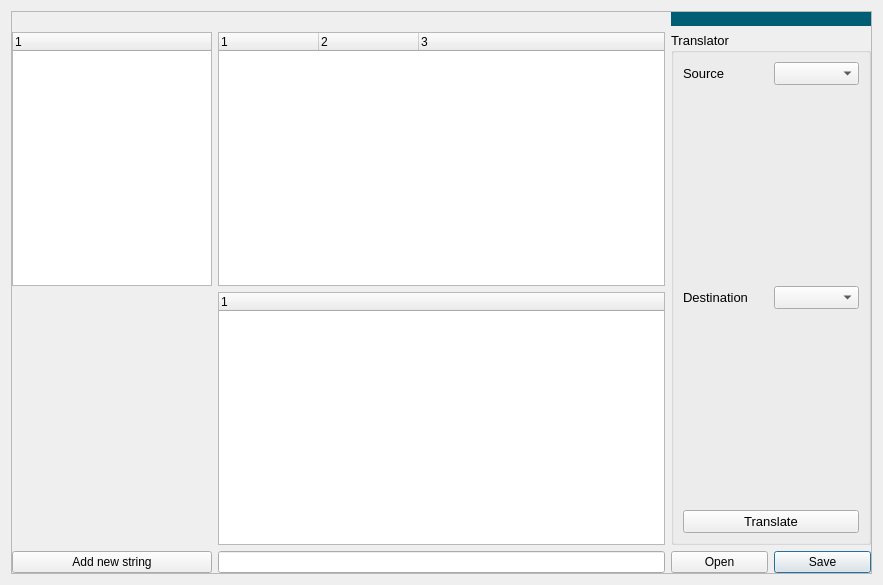
Qt form apps/Translator/Translator_GUI.ui (bellonemauro/Labonatip2.0) before a commit.
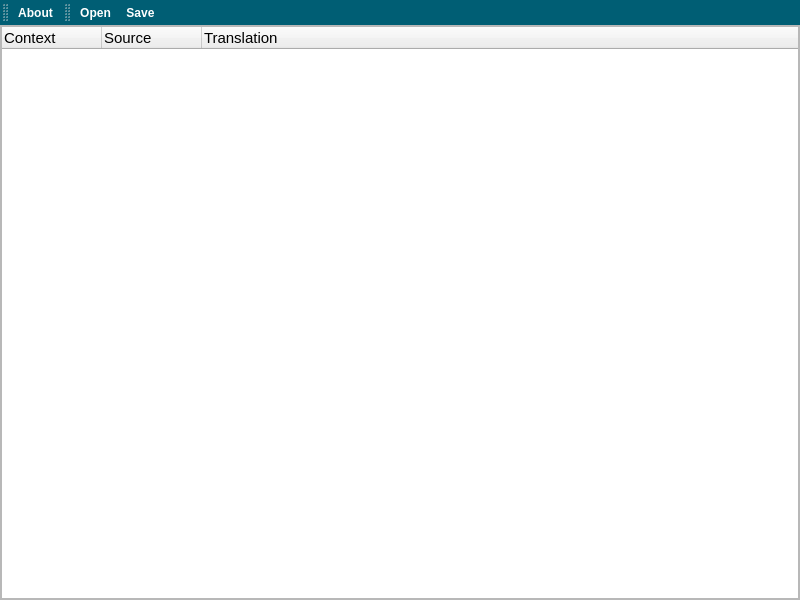
The same form after that commit. Icons and pictures are not drawn.

Commit message: working on translation tool

```diff
--- a/apps/Translator/Translator_GUI.ui
+++ b/apps/Translator/Translator_GUI.ui
@@ -1,39 +1,61 @@
 <?xml version="1.0" encoding="UTF-8"?>
 <ui version="4.0">
- <author>Mauro Bellone</author>
- <class>Translator_GUI</class>
- <widget class="QDialog" name="Translator_GUI">
-  <property name="windowModality">
-   <enum>Qt::WindowModal</enum>
-  </property>
+ <class>MainWindow</class>
+ <widget class="QMainWindow" name="MainWindow">
   <property name="geometry">
    <rect>
     <x>0</x>
     <y>0</y>
-    <width>883</width>
-    <height>585</height>
+    <width>800</width>
+    <height>600</height>
    </rect>
   </property>
-  <property name="sizePolicy">
-   <sizepolicy hsizetype="Expanding" vsizetype="Expanding">
-    <horstretch>0</horstretch>
-    <verstretch>0</verstretch>
-   </sizepolicy>
-  </property>
-  <property name="minimumSize">
-   <size>
-    <width>100</width>
-    <height>100</height>
-   </size>
-  </property>
   <property name="windowTitle">
    <string>Console</string>
   </property>
-  <property name="modal">
-   <bool>true</bool>
+  <property name="styleSheet">
+   <string notr="true">QToolButton:!hover {
+background-color:rgb(0, 94, 116);
+color:rgb(255,255,255);
+font-size: 9pt;
+font-weight: 900;
+}
+
+QToolButton:disabled {
+background-color:rgb(0, 94, 116);
+color:rgb(0,134,156);
+font-size: 9pt;
+font-weight: 900;
+}
+
+
+
+QToolBar {
+background-color:rgb(0, 94, 116);
+color:rgb(255,255,255);
+font-size: 9pt;
+border:0;
+font-weight: 900;
+}</string>
   </property>
-  <layout class="QGridLayout" name="gridLayout_3">
-   <item row="2" column="0">
+  <widget class="QWidget" name="centralwidget">
+   <layout class="QGridLayout" name="gridLayout">
+    <property name="leftMargin">
+     <number>0</number>
+    </property>
+    <property name="topMargin">
+     <number>0</number>
+    </property>
+    <property name="rightMargin">
+     <number>0</number>
+    </property>
+    <property name="bottomMargin">
+     <number>0</number>
+    </property>
+    <property name="spacing">
+     <number>0</number>
+    </property>
+    <item row="0" column="0">
     <widget class="QScrollArea" name="scrollArea">
      <property name="sizePolicy">
       <sizepolicy hsizetype="Expanding" vsizetype="Expanding">
@@ -61,8 +83,8 @@
        <rect>
         <x>0</x>
         <y>0</y>
-        <width>859</width>
-        <height>561</height>
+         <width>798</width>
+         <height>540</height>
        </rect>
       </property>
       <property name="sizePolicy">
@@ -95,226 +117,114 @@
        </property>
        <item row="0" column="0">
         <layout class="QGridLayout" name="gridLayout_2">
-         <item row="3" column="1">
-          <widget class="QLineEdit" name="lineEdit_writeData"/>
-         </item>
-         <item row="3" column="3">
-          <widget class="QPushButton" name="pushButton_save">
-           <property name="toolTip">
-            <string>Disconnect from the active COM port</string>
-           </property>
-           <property name="whatsThis">
-            <string>Disconnect from the active COM port</string>
-           </property>
-           <property name="text">
-            <string>Save</string>
-           </property>
-          </widget>
-         </item>
-         <item row="3" column="0">
-          <widget class="QPushButton" name="pushButton_se">
-           <property name="toolTip">
-            <string>Send the string in the line -&gt;</string>
-           </property>
-           <property name="whatsThis">
-            <string>Send the string in the line -&gt;</string>
-           </property>
-           <property name="text">
-            <string>Add new string</string>
-           </property>
-          </widget>
-         </item>
-         <item row="0" column="2" colspan="2">
-          <widget class="QLabel" name="label_7">
-           <property name="maximumSize">
-            <size>
-             <width>250</width>
-             <height>70</height>
-            </size>
-           </property>
-           <property name="styleSheet">
-            <string notr="true">background-color: rgb(0, 94, 116);</string>
-           </property>
-           <property name="text">
-            <string/>
-           </property>
-           <property name="pixmap">
-            <pixmap resource="resources.qrc">:/icons/fluicell_logo_BIG.png</pixmap>
-           </property>
-           <property name="scaledContents">
+          <item row="1" column="0" rowspan="3" colspan="2">
+           <widget class="QTreeWidget" name="treeWidget">
+            <property name="font">
+             <font>
+              <pointsize>11</pointsize>
+             </font>
+            </property>
+            <property name="editTriggers">
+             <set>QAbstractItemView::DoubleClicked</set>
+            </property>
+            <property name="alternatingRowColors">
             <bool>true</bool>
            </property>
-          </widget>
-         </item>
-         <item row="1" column="2" rowspan="2" colspan="2">
-          <widget class="QGroupBox" name="groupBox_language">
-           <property name="sizePolicy">
-            <sizepolicy hsizetype="Expanding" vsizetype="Expanding">
-             <horstretch>0</horstretch>
-             <verstretch>0</verstretch>
-            </sizepolicy>
-           </property>
-           <property name="minimumSize">
-            <size>
-             <width>200</width>
-             <height>0</height>
-            </size>
-           </property>
-           <property name="maximumSize">
-            <size>
-             <width>500</width>
-             <height>16777215</height>
-            </size>
-           </property>
-           <property name="font">
-            <font>
-             <pointsize>10</pointsize>
-            </font>
-           </property>
-           <property name="title">
-            <string>Translator </string>
-           </property>
-           <layout class="QGridLayout" name="gridLayout">
-            <item row="10" column="0" colspan="2">
-             <spacer name="verticalSpacer">
-              <property name="orientation">
-               <enum>Qt::Vertical</enum>
-              </property>
-              <property name="sizeHint" stdset="0">
-               <size>
-                <width>20</width>
-                <height>40</height>
-               </size>
-              </property>
-             </spacer>
-            </item>
-            <item row="8" column="0">
-             <widget class="QLabel" name="label">
-              <property name="font">
-               <font>
-                <pointsize>10</pointsize>
-               </font>
-              </property>
+            <column>
               <property name="text">
-               <string>Destination</string>
-              </property>
-             </widget>
-            </item>
-            <item row="1" column="0">
-             <widget class="QLabel" name="label_6">
-              <property name="font">
-               <font>
-                <pointsize>10</pointsize>
-               </font>
-              </property>
+              <string notr="true">Context</string>
+             </property>
+            </column>
+            <column>
               <property name="text">
                <string>Source</string>
               </property>
-             </widget>
-            </item>
-            <item row="1" column="1">
-             <widget class="QComboBox" name="comboBox_source">
-              <property name="toolTip">
-               <string>&lt;html&gt;&lt;head/&gt;&lt;body&gt;&lt;p&gt;Port name COM1 ... N &lt;br/&gt;Display the available port only;&lt;/p&gt;&lt;p&gt;Select the port to see device details below.&lt;/p&gt;&lt;/body&gt;&lt;/html&gt;</string>
-              </property>
-             </widget>
-            </item>
-            <item row="8" column="1">
-             <widget class="QComboBox" name="comboBox_destination">
-              <property name="toolTip">
-               <string>&lt;html&gt;&lt;head/&gt;&lt;body&gt;&lt;p&gt;The baud rate is the speed of communication in bit/s&lt;br/&gt;Supported values : 1200; 2400; 4800; 9600; 19200; 38400; 57600; 115200 bit/s&lt;br/&gt;&lt;span style=&quot; font-weight:600;&quot;&gt;Default value:&lt;/span&gt; 9600&lt;/p&gt;&lt;/body&gt;&lt;/html&gt;</string>
-              </property>
-              <property name="currentIndex">
-               <number>-1</number>
-              </property>
-             </widget>
-            </item>
-            <item row="11" column="0" colspan="2">
-             <widget class="QPushButton" name="pushButton_translate">
+            </column>
+            <column>
               <property name="text">
-               <string>Translate</string>
-              </property>
-             </widget>
-            </item>
-            <item row="2" column="0" colspan="2">
-             <spacer name="verticalSpacer_2">
-              <property name="orientation">
-               <enum>Qt::Vertical</enum>
-              </property>
-              <property name="sizeHint" stdset="0">
+              <string>Translation</string>
+             </property>
+            </column>
+           </widget>
+          </item>
+         </layout>
+        </item>
+       </layout>
+      </widget>
+     </widget>
+    </item>
+   </layout>
+  </widget>
+  <widget class="QToolBar" name="toolBar">
+   <property name="windowTitle">
+    <string>toolBar</string>
+   </property>
+   <property name="iconSize">
                <size>
-                <width>20</width>
+     <width>150</width>
+     <height>50</height>
+    </size>
+   </property>
+   <attribute name="toolBarArea">
+    <enum>TopToolBarArea</enum>
+   </attribute>
+   <attribute name="toolBarBreak">
+    <bool>false</bool>
+   </attribute>
+   <addaction name="actionAbout"/>
+  </widget>
+  <widget class="QToolBar" name="toolBar_2">
+   <property name="windowTitle">
+    <string>toolBar_2</string>
+   </property>
+   <property name="iconSize">
+    <size>
+     <width>40</width>
                 <height>40</height>
                </size>
               </property>
-             </spacer>
-            </item>
-           </layout>
-          </widget>
-         </item>
-         <item row="3" column="2">
-          <widget class="QPushButton" name="pushButton_open">
+   <attribute name="toolBarArea">
+    <enum>TopToolBarArea</enum>
+   </attribute>
+   <attribute name="toolBarBreak">
+    <bool>false</bool>
+   </attribute>
+   <addaction name="actionOpen"/>
+   <addaction name="actionSave"/>
+  </widget>
+  <action name="actionAbout">
+   <property name="icon">
+    <iconset resource="resources.qrc">
+     <normaloff>:/icons/fluicell_logo_BIG.png</normaloff>:/icons/fluicell_logo_BIG.png</iconset>
+   </property>
+   <property name="text">
+    <string>About</string>
+   </property>
+  </action>
+  <action name="actionSave">
+   <property name="icon">
+    <iconset resource="resources.qrc">
+     <normaloff>:/icons/save.png</normaloff>:/icons/save.png</iconset>
+   </property>
+   <property name="text">
+    <string>Save</string>
+   </property>
            <property name="toolTip">
-            <string>Connect to the selected COM port</string>
-           </property>
-           <property name="whatsThis">
-            <string>Connect to the selected COM port</string>
+    <string>Save .ts file</string>
+   </property>
+  </action>
+  <action name="actionOpen">
+   <property name="icon">
+    <iconset resource="resources.qrc">
+     <normaloff>:/icons/open.png</normaloff>:/icons/open.png</iconset>
            </property>
            <property name="text">
             <string>Open</string>
            </property>
-          </widget>
-         </item>
-         <item row="2" column="1">
-          <widget class="QTreeWidget" name="treeWidget">
-           <column>
-            <property name="text">
-             <string notr="true">1</string>
-            </property>
-           </column>
-          </widget>
-         </item>
-         <item row="1" column="1">
-          <widget class="QTreeWidget" name="treeWidget_2">
-           <column>
-            <property name="text">
-             <string notr="true">1</string>
-            </property>
-           </column>
-           <column>
-            <property name="text">
-             <string>2</string>
-            </property>
-           </column>
-           <column>
-            <property name="text">
-             <string>3</string>
-            </property>
-           </column>
-          </widget>
-         </item>
-         <item row="1" column="0">
-          <widget class="QTreeWidget" name="treeWidget_3">
-           <property name="maximumSize">
-            <size>
-             <width>200</width>
-             <height>16777215</height>
-            </size>
-           </property>
-           <column>
-            <property name="text">
-             <string notr="true">1</string>
-            </property>
-           </column>
-          </widget>
-         </item>
-        </layout>
-       </item>
-      </layout>
-     </widget>
-    </widget>
-   </item>
-  </layout>
+   <property name="toolTip">
+    <string>Open .ts file</string>
+   </property>
+  </action>
  </widget>
  <resources>
   <include location="resources.qrc"/>
```
Left out of the diff: 3 changed lines with no effect on the pictures. Lines whose indentation alone changed are shown as unchanged. The commit also changes 19 other files.
